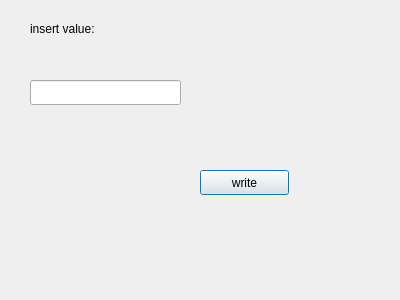
Old version of the form opc-client/write_dialog.ui in the repository alexlocastro/industrial-informatics-opc-ua-python.
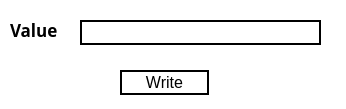
New version of the form.

Patch:
```diff
--- a/opc-client/write_dialog.ui
+++ b/opc-client/write_dialog.ui
@@ -6,47 +6,87 @@
    <rect>
     <x>0</x>
     <y>0</y>
-    <width>400</width>
-    <height>300</height>
+    <width>346</width>
+    <height>109</height>
    </rect>
   </property>
   <property name="windowTitle">
-   <string>Dialog</string>
+   <string>Write value</string>
+  </property>
+  <property name="autoFillBackground">
+   <bool>false</bool>
+  </property>
+  <property name="styleSheet">
+   <string notr="true">QDialog {
+	background-color:white;
+}</string>
   </property>
   <widget class="QLabel" name="label">
    <property name="geometry">
     <rect>
-     <x>30</x>
+     <x>10</x>
      <y>20</y>
      <width>121</width>
-     <height>17</height>
+     <height>20</height>
     </rect>
    </property>
+   <property name="font">
+    <font>
+     <family>Ubuntu Mono</family>
+     <pointsize>13</pointsize>
+     <weight>75</weight>
+     <bold>true</bold>
+    </font>
+   </property>
    <property name="text">
-    <string>insert value:</string>
+    <string>Value</string>
    </property>
   </widget>
   <widget class="QLineEdit" name="writeValue">
    <property name="geometry">
     <rect>
-     <x>30</x>
-     <y>80</y>
-     <width>151</width>
+     <x>80</x>
+     <y>20</y>
+     <width>241</width>
      <height>25</height>
     </rect>
    </property>
+   <property name="font">
+    <font>
+     <pointsize>11</pointsize>
+    </font>
+   </property>
+   <property name="styleSheet">
+    <string notr="true">QLineEdit {
+	border: 2px solid black;
+}</string>
+   </property>
+   <property name="text">
+    <string/>
+   </property>
   </widget>
   <widget class="QPushButton" name="writeButton">
    <property name="geometry">
     <rect>
-     <x>200</x>
-     <y>170</y>
+     <x>120</x>
+     <y>70</y>
      <width>89</width>
      <height>25</height>
     </rect>
    </property>
+   <property name="font">
+    <font>
+     <pointsize>12</pointsize>
+    </font>
+   </property>
+   <property name="styleSheet">
+    <string notr="true">QPushButton {
+	background-color: white;
+	border: 2px solid black;
+}</string>
+   </property>
    <property name="text">
-    <string>write</string>
+    <string>Write</string>
    </property>
   </widget>
  </widget>
```
